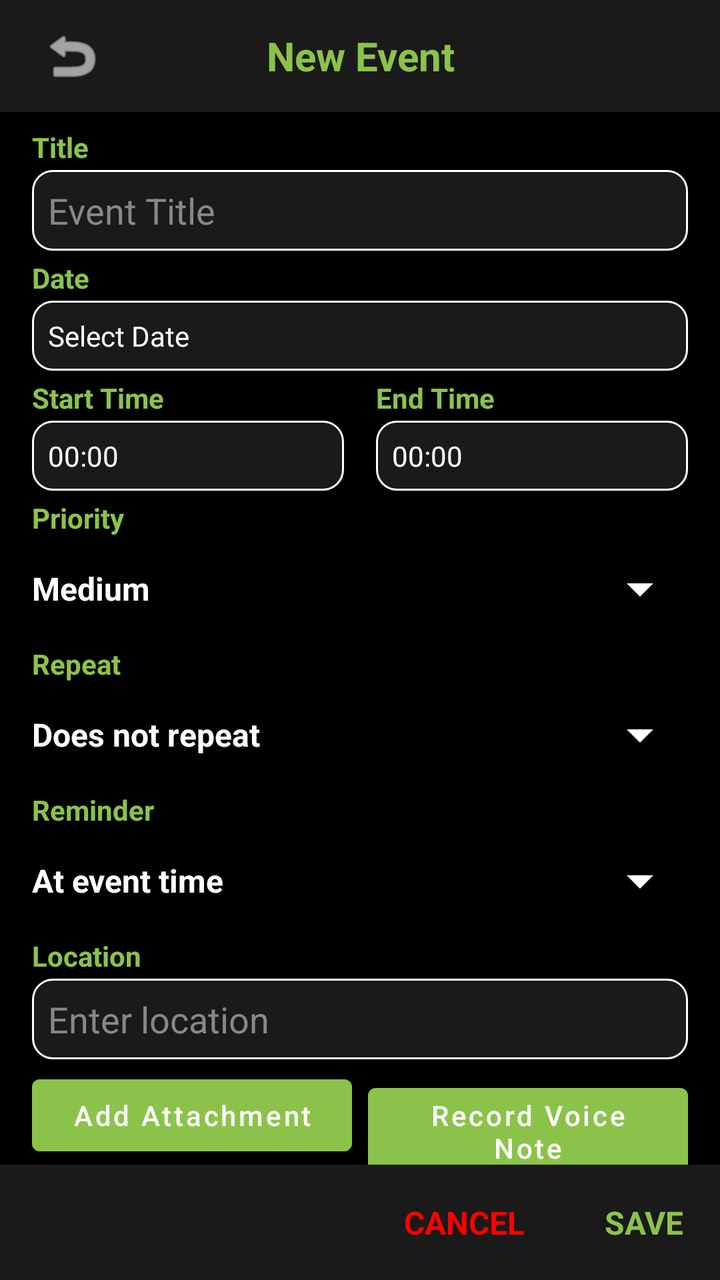
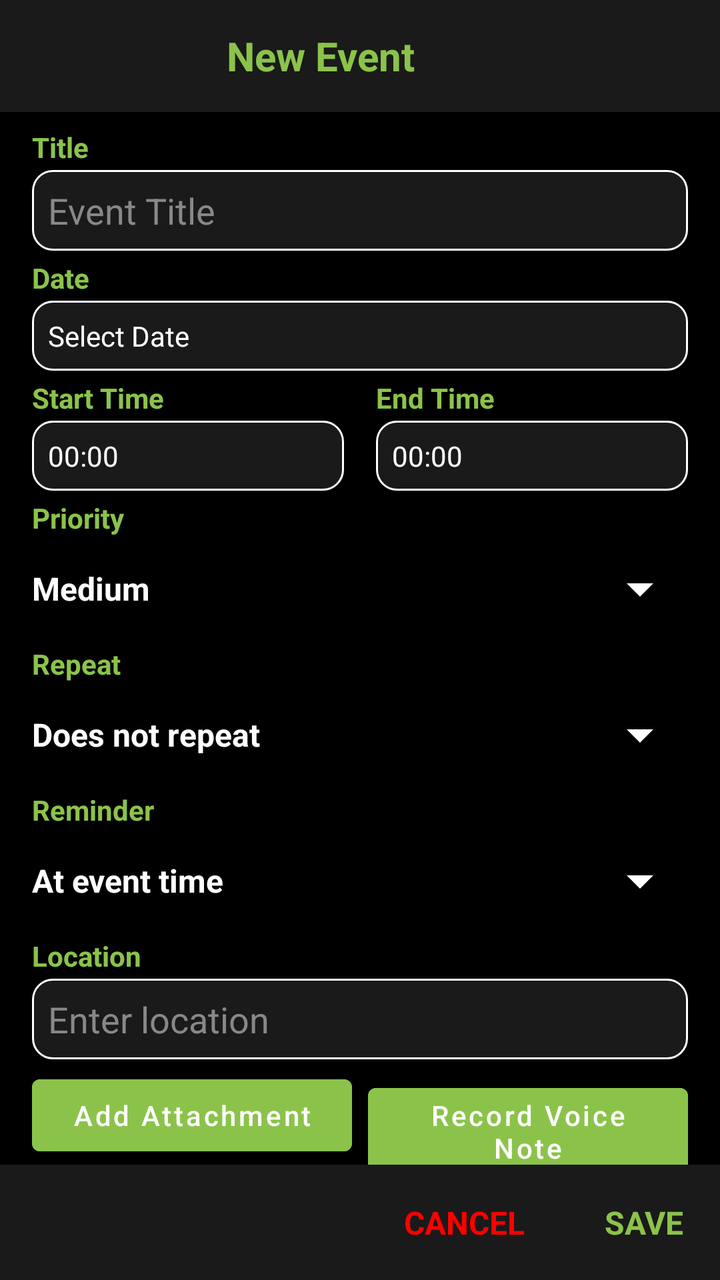

Compare the two renders of this Android layout. The source of the first and the diff that turns it into the second are given below.
<!-- AndroidManifest.xml: application theme Theme.MyCalendar2026SAR -->
<!-- res/layout/activity_notification_edit.xml -->
<?xml version="1.0" encoding="utf-8"?>
<androidx.constraintlayout.widget.ConstraintLayout xmlns:android="http://schemas.android.com/apk/res/android"
    xmlns:app="http://schemas.android.com/apk/res-auto"
    xmlns:tools="http://schemas.android.com/tools"
    android:layout_width="match_parent"
    android:layout_height="match_parent"
    android:background="@color/black">

    <LinearLayout
        android:id="@+id/editTopBar"
        android:layout_width="match_parent"
        android:layout_height="?attr/actionBarSize"
        android:background="#1A1A1A"
        android:gravity="center_vertical"
        android:orientation="horizontal"
        android:paddingHorizontal="16dp"
        app:layout_constraintTop_toTopOf="parent">

        <ImageButton
            android:id="@+id/btnBackEdit"
            android:layout_width="40dp"
            android:layout_height="40dp"
            android:background="?attr/selectableItemBackgroundBorderless"
            android:src="@android:drawable/ic_menu_revert"
            app:tint="@color/white" />

        <TextView
            android:id="@+id/editTitleHeader"
            android:layout_width="0dp"
            android:layout_height="wrap_content"
            android:layout_weight="1"
            android:gravity="center"
            android:text="New Event"
            android:textColor="@color/light_green"
            android:textSize="20sp"
            android:textStyle="bold"
            android:layout_marginEnd="40dp" />
    </LinearLayout>

    <ScrollView
        android:id="@+id/scrollView2"
        android:layout_width="match_parent"
        android:layout_height="0dp"
        app:layout_constraintBottom_toTopOf="@id/editBottomActions"
        app:layout_constraintTop_toBottomOf="@id/editTopBar">

        <LinearLayout
            android:layout_width="match_parent"
            android:layout_height="wrap_content"
            android:orientation="vertical"
            android:paddingVertical="8dp">

            <LinearLayout
                android:layout_width="match_parent"
                android:layout_height="wrap_content"
                android:orientation="vertical"
                android:paddingHorizontal="16dp">

                <TextView
                    android:layout_width="wrap_content"
                    android:layout_height="wrap_content"
                    android:text="Title"
                    android:textColor="@color/light_green"
                    android:textStyle="bold" />

                <EditText
                    android:id="@+id/editTitle"
                    android:layout_width="match_parent"
                    android:layout_height="wrap_content"
                    android:layout_marginTop="2dp"
                    android:background="@drawable/summary_border"
                    android:padding="8dp"
                    android:hint="Event Title"
                    android:textColor="@color/white"
                    android:textColorHint="#888888" />

                <TextView
                    android:layout_width="wrap_content"
                    android:layout_height="wrap_content"
                    android:layout_marginTop="4dp"
                    android:text="Date"
                    android:textColor="@color/light_green"
                    android:textStyle="bold" />

                <LinearLayout
                    android:layout_width="match_parent"
                    android:layout_height="wrap_content"
                    android:layout_marginTop="2dp"
                    android:background="@drawable/summary_border"
                    android:padding="0dp">

                    <TextView
                        android:id="@+id/editDate"
                        android:layout_width="wrap_content"
                        android:layout_height="wrap_content"
                        android:padding="8dp"
                        android:text="Select Date"
                        android:textColor="@color/white" />
                </LinearLayout>

                <LinearLayout
                    android:layout_width="match_parent"
                    android:layout_height="wrap_content"
                    android:layout_marginTop="4dp"
                    android:orientation="horizontal">

                    <LinearLayout
                        android:layout_width="0dp"
                        android:layout_height="wrap_content"
                        android:layout_weight="1"
                        android:orientation="vertical">

                        <TextView
                            android:layout_width="wrap_content"
                            android:layout_height="wrap_content"
                            android:text="Start Time"
                            android:textColor="@color/light_green"
                            android:textStyle="bold" />

                        <TextView
                            android:id="@+id/editStartTime"
                            android:layout_width="match_parent"
                            android:layout_height="wrap_content"
                            android:layout_marginTop="2dp"
                            android:background="@drawable/summary_border"
                            android:padding="8dp"
                            android:text="00:00"
                            android:textColor="@color/white" />
                    </LinearLayout>

                    <View
                        android:layout_width="16dp"
                        android:layout_height="match_parent" />

                    <LinearLayout
                        android:layout_width="0dp"
                        android:layout_height="wrap_content"
                        android:layout_weight="1"
                        android:orientation="vertical">

                        <TextView
                            android:layout_width="wrap_content"
                            android:layout_height="wrap_content"
                            android:text="End Time"
                            android:textColor="@color/light_green"
                            android:textStyle="bold" />

                        <TextView
                            android:id="@+id/editEndTime"
                            android:layout_width="match_parent"
                            android:layout_height="wrap_content"
                            android:layout_marginTop="2dp"
                            android:background="@drawable/summary_border"
                            android:padding="8dp"
                            android:text="00:00"
                            android:textColor="@color/white" />
                    </LinearLayout>
                </LinearLayout>

                <TextView
                    android:layout_width="wrap_content"
                    android:layout_height="wrap_content"
                    android:layout_marginTop="4dp"
                    android:text="Priority"
                    android:textColor="@color/light_green"
                    android:textStyle="bold" />

                <LinearLayout
                    android:layout_width="match_parent"
                    android:layout_height="wrap_content"
                    android:layout_marginTop="2dp"
                    android:gravity="center_vertical"
                    android:orientation="horizontal">

                    <TextView
                        android:id="@+id/tvPriorityValue"
                        android:layout_width="0dp"
                        android:layout_height="wrap_content"
                        android:layout_weight="1"
                        android:text="Medium"
                        android:textColor="@color/white"
                        android:textSize="16sp"
                        android:textStyle="bold" />

                    <ImageView
                        android:id="@+id/btnPriorityArrow"
                        android:layout_width="48dp"
                        android:layout_height="48dp"
                        android:padding="8dp"
                        android:src="@drawable/ic_arrow_down"
                        android:background="?attr/selectableItemBackgroundBorderless"
                        android:clickable="true"
                        android:focusable="true"
                        app:tint="@color/white" />
                </LinearLayout>

                <TextView
                    android:layout_width="wrap_content"
                    android:layout_height="wrap_content"
                    android:layout_marginTop="4dp"
                    android:text="Repeat"
                    android:textColor="@color/light_green"
                    android:textStyle="bold" />

                <LinearLayout
                    android:layout_width="match_parent"
                    android:layout_height="wrap_content"
                    android:layout_marginTop="2dp"
                    android:gravity="center_vertical"
                    android:orientation="horizontal">

                    <TextView
                        android:id="@+id/tvRepeatValue"
                        android:layout_width="0dp"
                        android:layout_height="wrap_content"
                        android:layout_weight="1"
                        android:text="Does not repeat"
                        android:textColor="@color/white"
                        android:textSize="16sp"
                        android:textStyle="bold" />

                    <ImageView
                        android:id="@+id/btnRepeatArrow"
                        android:layout_width="48dp"
                        android:layout_height="48dp"
                        android:padding="8dp"
                        android:src="@drawable/ic_arrow_down"
                        android:background="?attr/selectableItemBackgroundBorderless"
                        android:clickable="true"
                        android:focusable="true"
                        app:tint="@color/white" />
                </LinearLayout>

                <TextView
                    android:layout_width="wrap_content"
                    android:layout_height="wrap_content"
                    android:layout_marginTop="4dp"
                    android:text="Reminder"
                    android:textColor="@color/light_green"
                    android:textStyle="bold" />

                <LinearLayout
                    android:layout_width="match_parent"
                    android:layout_height="wrap_content"
                    android:layout_marginTop="2dp"
                    android:gravity="center_vertical"
                    android:orientation="horizontal">

                    <TextView
                        android:id="@+id/tvReminderValue"
                        android:layout_width="0dp"
                        android:layout_height="wrap_content"
                        android:layout_weight="1"
                        android:text="At event time"
                        android:textColor="@color/white"
                        android:textSize="16sp"
                        android:textStyle="bold" />

                    <ImageView
                        android:id="@+id/btnReminderArrow"
                        android:layout_width="48dp"
                        android:layout_height="48dp"
                        android:padding="8dp"
                        android:src="@drawable/ic_arrow_down"
                        android:background="?attr/selectableItemBackgroundBorderless"
                        android:clickable="true"
                        android:focusable="true"
                        app:tint="@color/white" />
                </LinearLayout>

                <TextView
                    android:layout_width="wrap_content"
                    android:layout_height="wrap_content"
                    android:layout_marginTop="4dp"
                    android:text="Location"
                    android:textColor="@color/light_green"
                    android:textStyle="bold" />

                <EditText
                    android:id="@+id/editLocation"
                    android:layout_width="match_parent"
                    android:layout_height="wrap_content"
                    android:layout_marginTop="2dp"
                    android:background="@drawable/summary_border"
                    android:padding="8dp"
                    android:hint="Enter location"
                    android:textColor="@color/white"
                    android:textColorHint="#888888" />

                <LinearLayout
                    android:layout_width="match_parent"
                    android:layout_height="wrap_content"
                    android:layout_marginTop="4dp"
                    android:orientation="horizontal">

                    <Button
                        android:id="@+id/btnAddAttachment"
                        android:layout_width="0dp"
                        android:layout_height="wrap_content"
                        android:layout_weight="1"
                        android:backgroundTint="@color/light_green"
                        android:text="Add Attachment"
                        android:textAllCaps="false"
                        android:textColor="@color/white" />

                    <View
                        android:layout_width="8dp"
                        android:layout_height="match_parent" />

                    <Button
                        android:id="@+id/btnRecordVoice"
                        android:layout_width="0dp"
                        android:layout_height="wrap_content"
                        android:layout_weight="1"
                        android:backgroundTint="@color/light_green"
                        android:text="Record Voice Note"
                        android:textAllCaps="false"
                        android:textColor="@color/white" />
                </LinearLayout>

            </LinearLayout>

            <TextView
                android:layout_width="wrap_content"
                android:layout_height="wrap_content"
                android:layout_marginTop="4dp"
                android:layout_marginHorizontal="16dp"
                android:text="Notes"
                android:textColor="@color/light_green"
                android:textStyle="bold" />

            <EditText
                android:id="@+id/editNotes"
                android:layout_width="match_parent"
                android:layout_height="wrap_content"
                android:layout_marginTop="2dp"
                android:background="@drawable/summary_border"
                android:gravity="top"
                android:hint="Event description..."
                android:minLines="2"
                android:padding="8dp"
                android:textColor="@color/white"
                android:textColorHint="#888888" />

        </LinearLayout>
    </ScrollView>

    <LinearLayout
        android:id="@+id/editBottomActions"
        android:layout_width="match_parent"
        android:layout_height="wrap_content"
        android:background="#1A1A1A"
        android:gravity="end"
        android:orientation="horizontal"
        android:padding="8dp"
        app:layout_constraintBottom_toBottomOf="parent"
        app:layout_constraintEnd_toEndOf="parent">

        <TextView
            android:id="@+id/btnCancelEdit"
            android:layout_width="wrap_content"
            android:layout_height="wrap_content"
            android:layout_marginEnd="20dp"
            android:background="?attr/selectableItemBackground"
            android:clickable="true"
            android:focusable="true"
            android:padding="10dp"
            android:text="CANCEL"
            android:textColor="@color/red"
            android:textSize="16sp"
            android:textStyle="bold" />

        <TextView
            android:id="@+id/btnSaveEdit"
            android:layout_width="wrap_content"
            android:layout_height="wrap_content"
            android:background="?attr/selectableItemBackground"
            android:clickable="true"
            android:focusable="true"
            android:padding="10dp"
            android:text="SAVE"
            android:textColor="@color/light_green"
            android:textSize="16sp"
            android:textStyle="bold" />
    </LinearLayout>

</androidx.constraintlayout.widget.ConstraintLayout>
<!-- resources referenced by this layout -->
<resources>
  <color name="black">#FF000000</color>
  <color name="light_green">#8BC34A</color>
  <color name="red">#FF0000</color>
  <color name="white">#FFFFFFFF</color>
  <!-- drawable ic_arrow_down (drawable) -->
  <vector xmlns:android="http://schemas.android.com/apk/res/android"
      android:width="24dp"
      android:height="24dp"
      android:viewportWidth="24"
      android:viewportHeight="24">
      <path
          android:fillColor="#FFFFFF"
          android:pathData="M7,10l5,5l5,-5z" />
  </vector>
  <!-- drawable summary_border (drawable) -->
  <?xml version="1.0" encoding="utf-8"?>
  <shape xmlns:android="http://schemas.android.com/apk/res/android">
      <solid android:color="@color/card_dark" />
      <stroke
          android:width="1dp"
          android:color="@color/white" />
      <corners android:radius="10dp" />
  </shape>
  <style name="Theme.MyCalendar2026SAR" parent="Theme.MaterialComponents.DayNight.NoActionBar">
          
          <item name="colorPrimary">@color/light_green</item>
          <item name="colorPrimaryVariant">@color/hunter_green</item>
          <item name="colorOnPrimary">@color/white</item>
          
          <item name="colorSecondary">@color/teal_200</item>
          <item name="colorSecondaryVariant">@color/teal_700</item>
          <item name="colorOnSecondary">@color/black</item>
          
          <item name="android:statusBarColor">?attr/colorPrimaryVariant</item>
  
          <item name="colorControlActivated">@color/light_green</item>
  
          <item name="android:listPreferredItemPaddingStart">8dp</item>
          <item name="android:listPreferredItemPaddingEnd">8dp</item>
          <item name="android:textAppearanceLargePopupMenu">@style/CustomMenuTextAppearance</item>
          <item name="android:textAppearanceSmallPopupMenu">@style/CustomMenuTextAppearance</item>
          <item name="android:popupMenuStyle">@style/CustomPopupMenuStyle</item>
  
          
          <item name="materialAlertDialogTheme">@style/CustomAlertDialogTheme</item>
          <item name="alertDialogTheme">@style/CustomAlertDialogTheme</item>
      </style>
  <color name="card_dark">#1A1A1A</color>
  <color name="hunter_green">#355E3B</color>
  <color name="teal_200">#FF03DAC5</color>
  <color name="teal_700">#FF018786</color>
  <style name="CustomMenuTextAppearance" parent="TextAppearance.AppCompat.Widget.PopupMenu.Large">
          <item name="android:textSize">@dimen/_10ssp</item>
          <item name="android:textColor">@color/white</item>
      </style>
  <style name="CustomPopupMenuStyle" parent="Widget.AppCompat.PopupMenu">
          <item name="android:minWidth">@dimen/_110sdp</item>
      </style>
  <style name="CustomAlertDialogTheme" parent="ThemeOverlay.MaterialComponents.MaterialAlertDialog">
          <item name="colorPrimary">@color/light_green</item>
          <item name="colorAccent">@color/light_green</item>
          <item name="colorSecondary">@color/light_green</item>
          <item name="android:textColorPrimary">@color/white</item>
          
          <item name="buttonBarPositiveButtonStyle">@style/GreenButtonStyle</item>
          <item name="buttonBarNegativeButtonStyle">@style/GreenButtonStyle</item>
          <item name="buttonBarNeutralButtonStyle">@style/GreenButtonStyle</item>
      </style>
  <style name="GreenButtonStyle" parent="Widget.MaterialComponents.Button.TextButton">
          <item name="android:textColor">@color/light_green</item>
      </style>
</resources>

<!-- the commit's change to res/layout/activity_notification_edit.xml (unified diff, before → after) -->
@@ -18,11 +18,12 @@
 
         <ImageButton
             android:id="@+id/btnBackEdit"
-            android:layout_width="40dp"
-            android:layout_height="40dp"
+            android:layout_width="@dimen/_24sdp"
+            android:layout_height="@dimen/_24sdp"
             android:background="?attr/selectableItemBackgroundBorderless"
-            android:src="@android:drawable/ic_menu_revert"
-            app:tint="@color/white" />
+            android:padding="4dp"
+            android:scaleType="fitCenter"
+            android:src="@drawable/ic_back_color" />
 
         <TextView
             android:id="@+id/editTitleHeader"
<!-- resource entries referenced after the edit -->
@@ -13,6 +13,16 @@
       <path
           android:fillColor="#FFFFFF"
           android:pathData="M7,10l5,5l5,-5z" />
+  </vector>
+  <!-- drawable ic_back_color (drawable) -->
+  <vector xmlns:android="http://schemas.android.com/apk/res/android"
+      android:width="24dp"
+      android:height="24dp"
+      android:viewportWidth="24"
+      android:viewportHeight="24">
+      <path
+          android:fillColor="#2196F3"
+          android:pathData="M20,11H7.83l5.59,-5.59L12,4l-8,8 8,8 1.41,-1.41L7.83,13H20v-2z" />
   </vector>
   <!-- drawable summary_border (drawable) -->
   <?xml version="1.0" encoding="utf-8"?>
